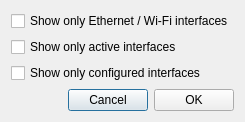
Before: the Qt Designer form UI/DlgSettings.ui in Folco68/Folco, drawn with Qt 5.
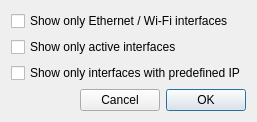
After: the same form once the commit is applied.

Commit message: - Added a custom name to predefined IP - Improved predefined IP comparison - Made InterfaceList::hasConfiguration() more accurate: now answer yes if there is at least one predefined IP - Drafted the interface edition dialog - Added the Settings edition dialog - Dynamically display the interface in the context menu, according to the application settings

Patch:
```diff
--- a/UI/DlgSettings.ui
+++ b/UI/DlgSettings.ui
@@ -2,6 +2,14 @@
 <ui version="4.0">
  <class>DlgSettings</class>
  <widget class="QDialog" name="DlgSettings">
+  <property name="geometry">
+   <rect>
+    <x>0</x>
+    <y>0</y>
+    <width>249</width>
+    <height>122</height>
+   </rect>
+  </property>
   <property name="windowTitle">
    <string>Settings</string>
   </property>
@@ -23,7 +31,7 @@
    <item>
     <widget class="QCheckBox" name="checkBox">
      <property name="text">
-      <string>Show only configured interfaces</string>
+      <string>Show only interfaces with predefined IP</string>
      </property>
     </widget>
    </item>
@@ -54,6 +62,9 @@
        <property name="text">
         <string>OK</string>
        </property>
+       <property name="default">
+        <bool>true</bool>
+       </property>
       </widget>
      </item>
     </layout>
```
Left out of the diff: 21 changed lines with no effect on the pictures. The commit also changes 17 other files.
